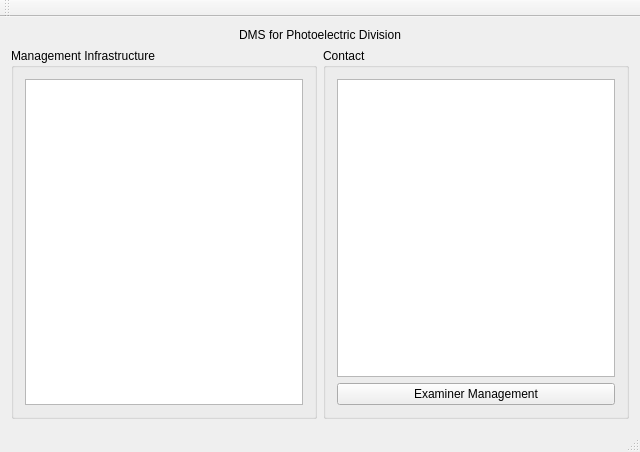
Qt form mainwindow.ui (jack89730/SIPO-DMS) before a commit.
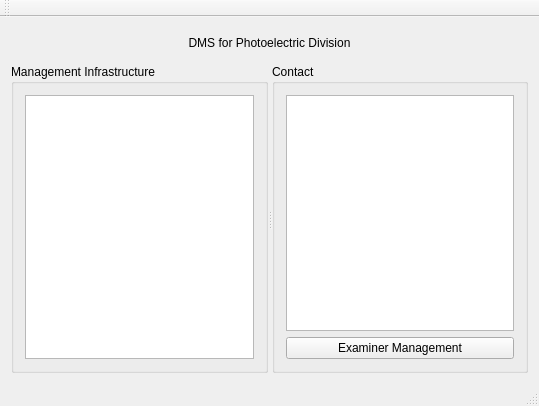
The same form after that commit.

Commit message:
优化界面显示
改变界面布局，优化界面显示方式。

```diff
--- a/mainwindow.ui
+++ b/mainwindow.ui
@@ -6,19 +6,23 @@
    <rect>
     <x>0</x>
     <y>0</y>
-    <width>640</width>
-    <height>452</height>
+    <width>539</width>
+    <height>406</height>
    </rect>
   </property>
   <property name="windowTitle">
    <string>MainWindow</string>
   </property>
   <widget class="QWidget" name="centralWidget">
-   <layout class="QVBoxLayout" name="verticalLayout_2">
-    <item>
-     <layout class="QHBoxLayout" name="horizontalLayout">
+   <layout class="QVBoxLayout" name="verticalLayout">
       <item>
        <widget class="QLabel" name="titleLabel">
+      <property name="maximumSize">
+       <size>
+        <width>16777215</width>
+        <height>30</height>
+       </size>
+      </property>
         <property name="text">
          <string>DMS for Photoelectric Division</string>
         </property>
@@ -27,28 +31,39 @@
         </property>
        </widget>
       </item>
-     </layout>
-    </item>
     <item>
-     <layout class="QHBoxLayout" name="horizontalLayout_2">
-      <item>
+     <widget class="QSplitter" name="splitter">
+      <property name="orientation">
+       <enum>Qt::Horizontal</enum>
+      </property>
        <widget class="QGroupBox" name="groupBox">
+       <property name="maximumSize">
+        <size>
+         <width>420</width>
+         <height>16777215</height>
+        </size>
+       </property>
         <property name="title">
          <string>Management Infrastructure</string>
         </property>
-        <layout class="QVBoxLayout" name="verticalLayout">
+       <layout class="QVBoxLayout" name="verticalLayout_3">
          <item>
-          <widget class="QTreeView" name="treeView"/>
+         <widget class="QTreeView" name="treeView">
+          <property name="maximumSize">
+           <size>
+            <width>400</width>
+            <height>16777215</height>
+           </size>
+          </property>
+         </widget>
          </item>
         </layout>
        </widget>
-      </item>
-      <item>
        <widget class="QGroupBox" name="groupBox_2">
         <property name="title">
          <string>Contact</string>
         </property>
-        <layout class="QVBoxLayout" name="verticalLayout_3">
+       <layout class="QVBoxLayout" name="verticalLayout_2">
          <item>
           <widget class="QTableView" name="tableView"/>
          </item>
@@ -61,8 +76,7 @@
          </item>
         </layout>
        </widget>
-      </item>
-     </layout>
+     </widget>
     </item>
    </layout>
   </widget>
```
Left out of the diff: 4 changed lines with no effect on the pictures. Lines whose indentation alone changed are shown as unchanged. The commit also changes 2 other files.
